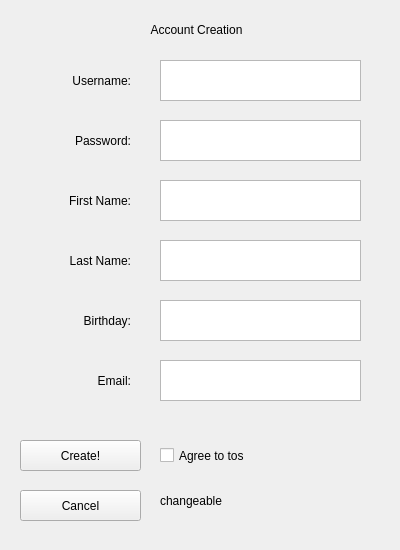
NatB-Snek/BankOfOakland_Project, file AccountCreation.ui: the form before one commit.
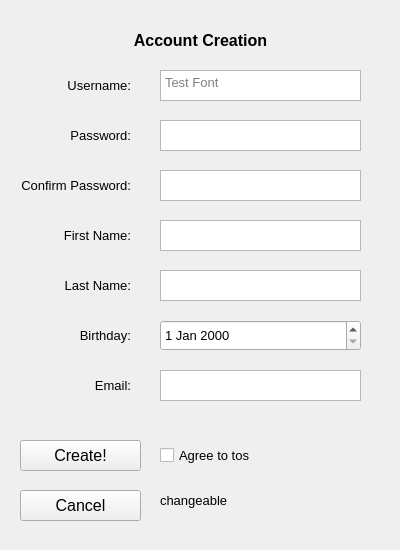
The form after the commit.

Commit message: first round of UI polish

Diff of the .ui file:
```diff
--- a/AccountCreation.ui
+++ b/AccountCreation.ui
@@ -27,11 +27,25 @@
     <property name="geometry">
      <rect>
       <x>160</x>
-      <y>60</y>
+      <y>70</y>
       <width>201</width>
-      <height>41</height>
+      <height>31</height>
      </rect>
     </property>
+    <property name="font">
+     <font>
+      <pointsize>10</pointsize>
+      <weight>50</weight>
+      <italic>false</italic>
+      <bold>false</bold>
+     </font>
+    </property>
+    <property name="midLineWidth">
+     <number>0</number>
+    </property>
+    <property name="placeholderText">
+     <string>Test Font</string>
+    </property>
    </widget>
    <widget class="QTextEdit" name="passEntry">
     <property name="geometry">
@@ -39,9 +53,14 @@
       <x>160</x>
       <y>120</y>
       <width>201</width>
-      <height>41</height>
+      <height>31</height>
      </rect>
     </property>
+    <property name="font">
+     <font>
+      <pointsize>10</pointsize>
+     </font>
+    </property>
    </widget>
    <widget class="QPushButton" name="createBtn">
     <property name="geometry">
@@ -52,6 +71,11 @@
       <height>31</height>
      </rect>
     </property>
+    <property name="font">
+     <font>
+      <pointsize>12</pointsize>
+     </font>
+    </property>
     <property name="text">
      <string>Create!</string>
     </property>
@@ -60,11 +84,16 @@
     <property name="geometry">
      <rect>
       <x>20</x>
-      <y>60</y>
+      <y>70</y>
       <width>111</width>
-      <height>41</height>
+      <height>31</height>
      </rect>
     </property>
+    <property name="font">
+     <font>
+      <pointsize>10</pointsize>
+     </font>
+    </property>
     <property name="text">
      <string>Username:</string>
     </property>
@@ -76,31 +105,46 @@
     <property name="geometry">
      <rect>
       <x>160</x>
-      <y>180</y>
+      <y>220</y>
       <width>201</width>
-      <height>41</height>
+      <height>31</height>
      </rect>
     </property>
+    <property name="font">
+     <font>
+      <pointsize>10</pointsize>
+     </font>
+    </property>
    </widget>
    <widget class="QTextEdit" name="lastEntry">
     <property name="geometry">
      <rect>
       <x>160</x>
-      <y>240</y>
+      <y>270</y>
       <width>201</width>
-      <height>41</height>
+      <height>31</height>
      </rect>
     </property>
+    <property name="font">
+     <font>
+      <pointsize>10</pointsize>
+     </font>
+    </property>
    </widget>
-   <widget class="QTextEdit" name="birthEntry">
+   <widget class="QTextEdit" name="emailEntry">
     <property name="geometry">
      <rect>
       <x>160</x>
-      <y>300</y>
+      <y>370</y>
       <width>201</width>
-      <height>41</height>
+      <height>31</height>
      </rect>
     </property>
+    <property name="font">
+     <font>
+      <pointsize>10</pointsize>
+     </font>
+    </property>
    </widget>
    <widget class="QCheckBox" name="checkBox">
     <property name="geometry">
@@ -111,6 +155,11 @@
       <height>31</height>
      </rect>
     </property>
+    <property name="font">
+     <font>
+      <pointsize>10</pointsize>
+     </font>
+    </property>
     <property name="text">
      <string>Agree to tos</string>
     </property>
@@ -124,6 +173,11 @@
       <height>31</height>
      </rect>
     </property>
+    <property name="font">
+     <font>
+      <pointsize>12</pointsize>
+     </font>
+    </property>
     <property name="text">
      <string>Cancel</string>
     </property>
@@ -134,9 +188,14 @@
       <x>20</x>
       <y>120</y>
       <width>111</width>
-      <height>41</height>
+      <height>31</height>
      </rect>
     </property>
+    <property name="font">
+     <font>
+      <pointsize>10</pointsize>
+     </font>
+    </property>
     <property name="text">
      <string>Password:</string>
     </property>
@@ -148,11 +207,16 @@
     <property name="geometry">
      <rect>
       <x>20</x>
-      <y>180</y>
+      <y>220</y>
       <width>111</width>
-      <height>41</height>
+      <height>31</height>
      </rect>
     </property>
+    <property name="font">
+     <font>
+      <pointsize>10</pointsize>
+     </font>
+    </property>
     <property name="text">
      <string>First Name:</string>
     </property>
@@ -164,11 +228,16 @@
     <property name="geometry">
      <rect>
       <x>20</x>
-      <y>300</y>
+      <y>320</y>
       <width>111</width>
-      <height>41</height>
+      <height>31</height>
      </rect>
     </property>
+    <property name="font">
+     <font>
+      <pointsize>10</pointsize>
+     </font>
+    </property>
     <property name="text">
      <string>Birthday:</string>
     </property>
@@ -180,11 +249,16 @@
     <property name="geometry">
      <rect>
       <x>20</x>
-      <y>360</y>
+      <y>370</y>
       <width>111</width>
-      <height>41</height>
+      <height>31</height>
      </rect>
     </property>
+    <property name="font">
+     <font>
+      <pointsize>10</pointsize>
+     </font>
+    </property>
     <property name="text">
      <string>Email:</string>
     </property>
@@ -201,6 +275,11 @@
       <height>21</height>
      </rect>
     </property>
+    <property name="font">
+     <font>
+      <pointsize>10</pointsize>
+     </font>
+    </property>
     <property name="text">
      <string>changeable</string>
     </property>
@@ -208,12 +287,19 @@
    <widget class="QLabel" name="titleLbl">
     <property name="geometry">
      <rect>
-      <x>126</x>
-      <y>20</y>
+      <x>130</x>
+      <y>30</y>
       <width>141</width>
       <height>20</height>
      </rect>
     </property>
+    <property name="font">
+     <font>
+      <pointsize>12</pointsize>
+      <weight>75</weight>
+      <bold>true</bold>
+     </font>
+    </property>
     <property name="text">
      <string>Account Creation</string>
     </property>
@@ -221,25 +307,20 @@
      <set>Qt::AlignCenter</set>
     </property>
    </widget>
-   <widget class="QTextEdit" name="emailEntry">
-    <property name="geometry">
-     <rect>
-      <x>160</x>
-      <y>360</y>
-      <width>201</width>
-      <height>41</height>
-     </rect>
-    </property>
-   </widget>
    <widget class="QLabel" name="lastLbl">
     <property name="geometry">
      <rect>
       <x>20</x>
-      <y>240</y>
+      <y>270</y>
       <width>111</width>
-      <height>41</height>
+      <height>31</height>
      </rect>
     </property>
+    <property name="font">
+     <font>
+      <pointsize>10</pointsize>
+     </font>
+    </property>
     <property name="text">
      <string>Last Name:</string>
     </property>
@@ -247,6 +328,57 @@
      <set>Qt::AlignRight|Qt::AlignTrailing|Qt::AlignVCenter</set>
     </property>
    </widget>
+   <widget class="QDateEdit" name="birthdayDate">
+    <property name="geometry">
+     <rect>
+      <x>160</x>
+      <y>320</y>
+      <width>201</width>
+      <height>31</height>
+     </rect>
+    </property>
+    <property name="font">
+     <font>
+      <pointsize>10</pointsize>
+     </font>
+    </property>
+   </widget>
+   <widget class="QTextEdit" name="passConfEntry">
+    <property name="geometry">
+     <rect>
+      <x>160</x>
+      <y>170</y>
+      <width>201</width>
+      <height>31</height>
+     </rect>
+    </property>
+    <property name="font">
+     <font>
+      <pointsize>10</pointsize>
+     </font>
+    </property>
+   </widget>
+   <widget class="QLabel" name="passConfLbl">
+    <property name="geometry">
+     <rect>
+      <x>20</x>
+      <y>170</y>
+      <width>111</width>
+      <height>31</height>
+     </rect>
+    </property>
+    <property name="font">
+     <font>
+      <pointsize>10</pointsize>
+     </font>
+    </property>
+    <property name="text">
+     <string>Confirm Password:</string>
+    </property>
+    <property name="alignment">
+     <set>Qt::AlignRight|Qt::AlignTrailing|Qt::AlignVCenter</set>
+    </property>
+   </widget>
   </widget>
  </widget>
  <resources/>
```
Left out of the diff: 5 changed lines with no effect on the pictures. The commit also changes 3 other files.
